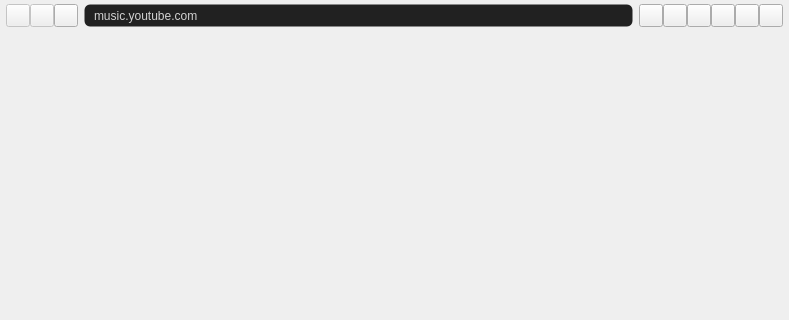
The window that core/ui/main_window.ui (deeffest/YouTube-Music-Desktop-Player) describes before a commit, drawn with Qt 5; both pictures show x 0 to 789 and y 0 to 320 of the 789 by 495 pixel window.
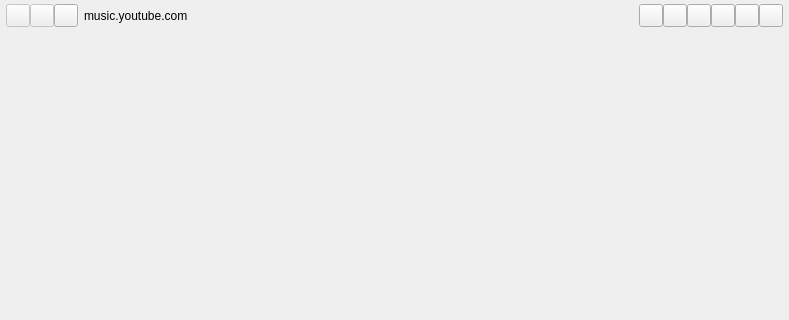
The same window after the commit. Custom widgets are drawn as their Qt base class.

Diff of the .ui file:
```diff
--- a/core/ui/main_window.ui
+++ b/core/ui/main_window.ui
@@ -114,19 +114,6 @@
            <height>0</height>
           </size>
          </property>
-         <property name="styleSheet">
-          <string notr="true">QLabel {
-    color: rgb(210, 210, 210);
-    background-color: rgb(33, 33, 33);
-    border: 1px solid transparent;
-    border-radius: 6px;
-    padding: 3px 6px;
-}
-QLabel:hover {
-    border: 1px solid rgb(255, 41, 41);
-}
-</string>
-         </property>
          <property name="text">
           <string>music.youtube.com</string>
          </property>
```
